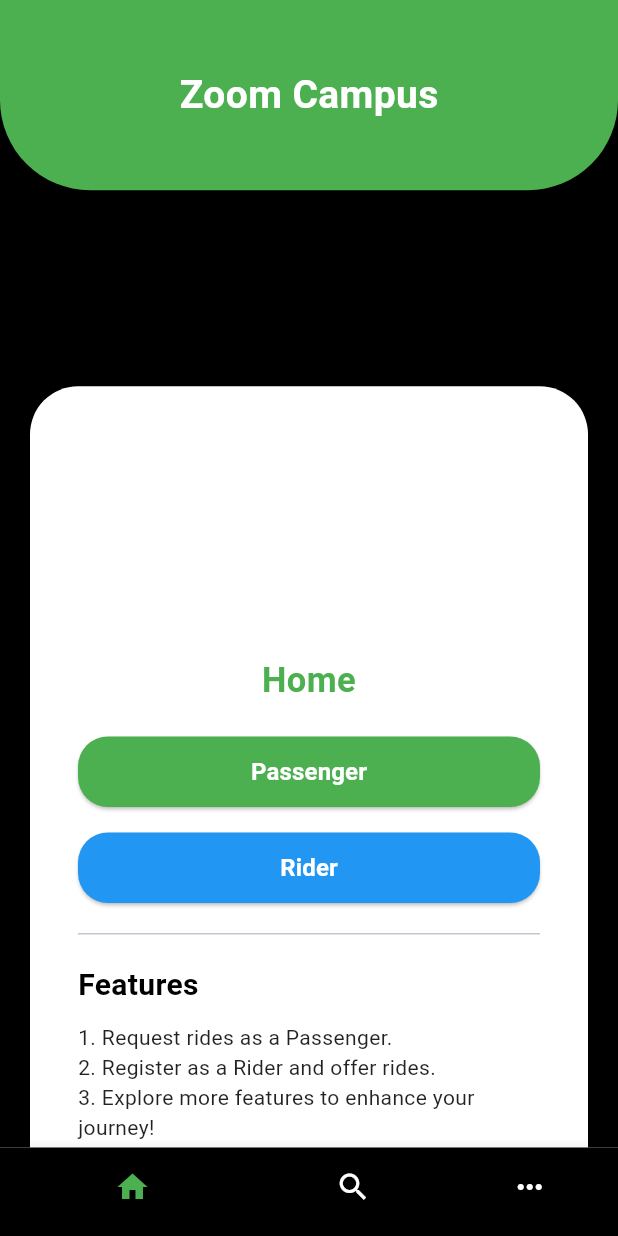
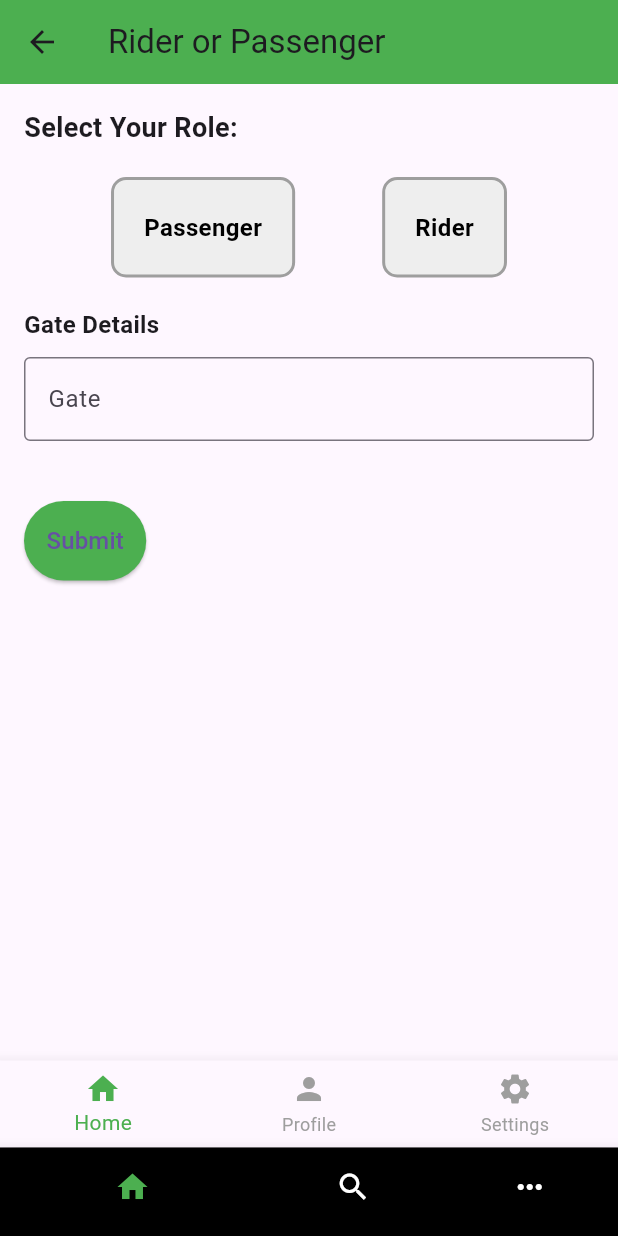
Before and after one commit to nomadcoding28/Zoom-Campus, a Flutter app: the BottomNavigation screen opened directly, on a phone screen of 412 x 824 dp. Run offline on Flutter 3.47's test engine with Material 3 defaults, Android fonts, the phone set to English and light mode, and no system bars.

Commit message:
login and rider sessions upadated

```diff
--- a/lib/bottomNavigation/bottomNavigation.dart
+++ b/lib/bottomNavigation/bottomNavigation.dart
@@ -9,7 +9,7 @@ class BottomNavigation extends StatefulWidget {
 }
 
 final List nav = [
-  const HomePage(),
+  HomePage(),
 ];
 
 class _BottomNavigationState extends State<BottomNavigation> {
--- a/lib/home/home_page.dart
+++ b/lib/home/home_page.dart
@@ -1,143 +1,198 @@
 import 'package:flutter/material.dart';
 
-class HomePage extends StatelessWidget {
-  const HomePage({super.key});
+class HomePage extends StatefulWidget {
+  @override
+  _HomePageState createState() => _HomePageState();
+}
+
+class _HomePageState extends State<HomePage> {
+  String selectedRole = '';
+  int _currentIndex = 0;
+  final TextEditingController gateController = TextEditingController();
+  final TextEditingController vehicleRegController = TextEditingController();
+  final TextEditingController seatsController = TextEditingController();
 
   @override
   Widget build(BuildContext context) {
     return Scaffold(
-      backgroundColor: Colors.black,
-      body: Stack(
-        clipBehavior: Clip.none, // Ensures overlapping sections are visible
+      appBar: AppBar(
+        title: const Text('Rider or Passenger'),
+        backgroundColor: Colors.green,
+      ),
+      resizeToAvoidBottomInset: true, // Ensures UI adjusts to avoid keyboard overlap
+      body: SingleChildScrollView(
+        child: Padding(
+          padding: const EdgeInsets.all(16.0),
+          child: Column(
+            crossAxisAlignment: CrossAxisAlignment.start,
             children: [
-          // Top Green Section
-          Container(
-            height: MediaQuery.of(context).size.height / 6.5, // Increased size
-            width: double.infinity,
-            decoration: const BoxDecoration(
-              color: Colors.green,
-              borderRadius: BorderRadius.only(
-                bottomLeft: Radius.circular(60),
-                bottomRight: Radius.circular(60),
+              const Text(
+                'Select Your Role:',
+                style: TextStyle(fontSize: 18, fontWeight: FontWeight.bold),
+              ),
+              const SizedBox(height: 20),
+              Row(
+                mainAxisAlignment: MainAxisAlignment.spaceEvenly,
+                children: [
+                  GestureDetector(
+                    onTap: () => setState(() {
+                      selectedRole = 'Passenger';
+                    }),
+                    child: RoleBlock(
+                      label: 'Passenger',
+                      isSelected: selectedRole == 'Passenger',
                     ),
                   ),
-            child: Column(
-              mainAxisAlignment: MainAxisAlignment.center,
-              children: [
-                const Text(
-                  'Zoom Campus',
-                  style: TextStyle(
-                    color: Colors.white,
-                    fontSize: 26,
-                    fontWeight: FontWeight.bold,
+                  GestureDetector(
+                    onTap: () => setState(() {
+                      selectedRole = 'Rider';
+                    }),
+                    child: RoleBlock(
+                      label: 'Rider',
+                      isSelected: selectedRole == 'Rider',
                     ),
                   ),
                 ],
               ),
+              const SizedBox(height: 20),
+              const Text(
+                'Gate Details',
+                style: TextStyle(fontSize: 16, fontWeight: FontWeight.bold),
               ),
-          // White Section
-          Positioned(
-            top: MediaQuery.of(context).size.height / 3.2, // Adjust position
-            left: 0,
-            right: 0,
-            child: Container(
-              padding: const EdgeInsets.symmetric(horizontal: 32, vertical: 180),
-              margin: const EdgeInsets.symmetric(horizontal: 20),
-              decoration: BoxDecoration(
-                borderRadius: BorderRadius.circular(32),
-                color: Colors.white,
+              const SizedBox(height: 10),
+              TextField(
+                controller: gateController,
+                decoration: const InputDecoration(
+                  labelText: 'Gate',
+                  border: OutlineInputBorder(),
                 ),
-              child: Column(
-                crossAxisAlignment: CrossAxisAlignment.stretch,
-                children: [
-                  const Text(
-                    'Home',
-                    style: TextStyle(
-                      fontSize: 23,
-                      fontWeight: FontWeight.bold,
-                      color: Colors.green,
-                    ),
-                    textAlign: TextAlign.center,
               ),
               const SizedBox(height: 20),
-                  // Passenger and Rider Buttons
+              if (selectedRole == 'Rider') ...[
+                const Text(
+                  'Rider Details',
+                  style: TextStyle(fontSize: 16, fontWeight: FontWeight.bold),
+                ),
+                const SizedBox(height: 10),
+                TextField(
+                  controller: vehicleRegController,
+                  decoration: const InputDecoration(
+                    labelText: 'Vehicle Registration Number',
+                    border: OutlineInputBorder(),
+                  ),
+                ),
+                const SizedBox(height: 10),
+                TextField(
+                  controller: seatsController,
+                  keyboardType: TextInputType.number,
+                  decoration: const InputDecoration(
+                    labelText: 'Number of Seats Available',
+                    border: OutlineInputBorder(),
+                  ),
+                ),
+              ],
+              const SizedBox(height: 20),
               ElevatedButton(
                 onPressed: () {
-                      // Handle passenger action
+                  if (selectedRole.isEmpty) {
+                    ScaffoldMessenger.of(context).showSnackBar(
+                      const SnackBar(
+                        content: Text('Please select a role to proceed.'),
+                      ),
+                    );
+                    return;
+                  }
+
+                  final gate = gateController.text;
+
+                  if (selectedRole == 'Rider') {
+                    final vehicleReg = vehicleRegController.text;
+                    final seats = seatsController.text;
+
+                    print('Rider Gate: $gate');
+                    print('Vehicle Registration Number: $vehicleReg');
+                    print('Seats Available: $seats');
+                  } else {
+                    print('Passenger Gate: $gate');
+                  }
+
+                  ScaffoldMessenger.of(context).showSnackBar(
+                    SnackBar(content: Text('$selectedRole details submitted!')),
+                  );
+
+                  // Clear fields
+                  gateController.clear();
+                  vehicleRegController.clear();
+                  seatsController.clear();
                 },
                 style: ElevatedButton.styleFrom(
                   backgroundColor: Colors.green,
-                      shape: RoundedRectangleBorder(
-                        borderRadius: BorderRadius.circular(20),
-                      ),
-                      padding: const EdgeInsets.symmetric(vertical: 12),
+                  padding: const EdgeInsets.all(15),
                 ),
                 child: const Text(
-                      'Passenger',
-                      style: TextStyle(
-                        color: Colors.white,
-                        fontSize: 16,
-                        fontWeight: FontWeight.bold,
-                      ),
-                    ),
-                  ),
-                  const SizedBox(height: 16),
-                  ElevatedButton(
-                    onPressed: () {
-                      // Handle rider action
-                    },
-                    style: ElevatedButton.styleFrom(
-                      backgroundColor: Colors.blue,
-                      shape: RoundedRectangleBorder(
-                        borderRadius: BorderRadius.circular(20),
-                      ),
-                      padding: const EdgeInsets.symmetric(vertical: 12),
-                    ),
-                    child: const Text(
-                      'Rider',
-                      style: TextStyle(
-                        color: Colors.white,
-                        fontSize: 16,
-                        fontWeight: FontWeight.bold,
-                      ),
-                    ),
-                  ),
-                  const Divider(height: 40),
-                  const Text(
-                    'Features',
-                    style: TextStyle(
-                      fontSize: 20,
-                      fontWeight: FontWeight.w600,
-                      color: Colors.black,
-                    ),
-                  ),
-                  const SizedBox(height: 10),
-                  const Text(
-                    '1. Request rides as a Passenger.\n'
-                    '2. Register as a Rider and offer rides.\n'
-                    '3. Explore more features to enhance your journey!',
-                    style: TextStyle(
-                      fontSize: 14,
-                      fontWeight: FontWeight.w400,
-                      color: Colors.black87,
-                    ),
-                  ),
-                  const SizedBox(height: 20),
-                  const Text(
-                    'ZoomCampus - Swiftly Zoom to Your Destination!',
-                    textAlign: TextAlign.center,
-                    style: TextStyle(
-                      fontSize: 12,
-                      fontWeight: FontWeight.w400,
-                      color: Colors.grey,
+                  'Submit',
+                  style: TextStyle(fontSize: 16),
                 ),
               ),
             ],
           ),
         ),
       ),
+      bottomNavigationBar: BottomNavigationBar(
+        currentIndex: _currentIndex,
+        onTap: (index) {
+          setState(() {
+            _currentIndex = index;
+          });
+        },
+        items: const [
+          BottomNavigationBarItem(
+            icon: Icon(Icons.home),
+            label: 'Home',
+          ),
+          BottomNavigationBarItem(
+            icon: Icon(Icons.person),
+            label: 'Profile',
+          ),
+          BottomNavigationBarItem(
+            icon: Icon(Icons.settings),
+            label: 'Settings',
+          ),
         ],
+        selectedItemColor: Colors.green,
+        unselectedItemColor: Colors.grey,
       ),
     );
   }
 }
+
+class RoleBlock extends StatelessWidget {
+  final String label;
+  final bool isSelected;
+
+  const RoleBlock({Key? key, required this.label, required this.isSelected})
+      : super(key: key);
+
+  @override
+  Widget build(BuildContext context) {
+    return Container(
+      padding: const EdgeInsets.all(20),
+      decoration: BoxDecoration(
+        color: isSelected ? Colors.green : Colors.grey[200],
+        borderRadius: BorderRadius.circular(10),
+        border: Border.all(
+          color: isSelected ? Colors.green : Colors.grey,
+          width: 2,
+        ),
+      ),
+      child: Text(
+        label,
+        style: TextStyle(
+          fontSize: 16,
+          fontWeight: FontWeight.bold,
+          color: isSelected ? Colors.white : Colors.black,
+        ),
+      ),
+    );
+  }
+}
--- a/lib/user_info/registerDetails.dart
+++ b/lib/user_info/registerDetails.dart
@@ -144,7 +144,7 @@ class _RegisterDetailsPageState extends State<RegisterDetailsPage> {
                   Navigator.pushReplacement(
                     context,
                     MaterialPageRoute(
-                      builder: (context) => const HomePage(),
+                      builder: (context) =>  HomePage(),
                     ),
                   );
                 },
```
Lines whose indentation alone changed are shown as unchanged.
